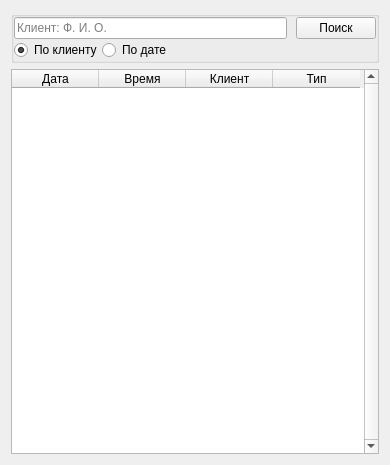
Before: the Qt Designer form project/forms/Examination_search.ui in Galoev/nutritionist-helper, drawn with Qt 5.
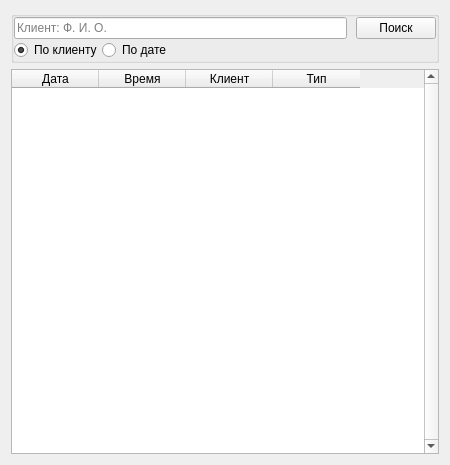
After: the same form once the commit is applied.

The edit to the form file:
```diff
--- a/project/forms/Examination_search.ui
+++ b/project/forms/Examination_search.ui
@@ -6,7 +6,7 @@
    <rect>
     <x>0</x>
     <y>0</y>
-    <width>390</width>
+    <width>450</width>
     <height>465</height>
    </rect>
   </property>
```
